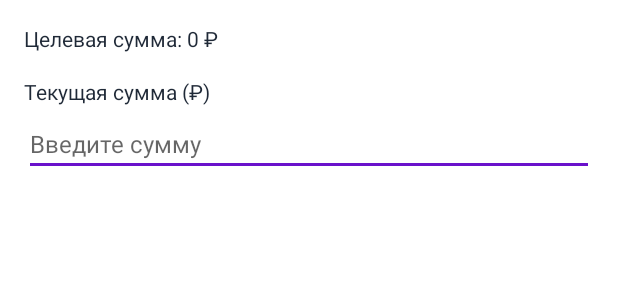
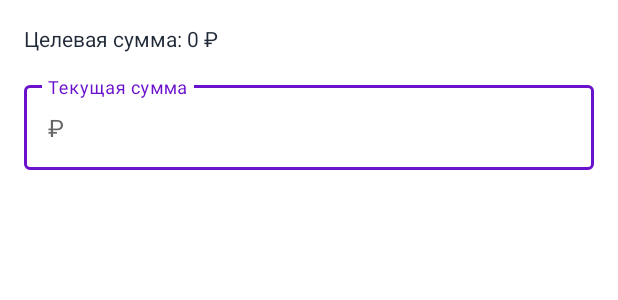
Before and after one commit to coffee1310/ExpensesAndIncomeManager, an Android app built with Jetpack Compose: the layout dialog_edit_current_amount.xml on its own in the app's theme, with its tools: preview values and no code run, on a phone screen of 412 x 824 dp. Shown: the top 300 px of the screen. Run offline under Robolectric (Android 15) with nearby library versions, the phone set to English and light mode, and no system bars.

Commit message:
Теперь не только вырвеглазный код, но и дизайн добавления цели и ее редактирования. Зато это реализовано :)

```diff
--- a/app/src/main/AndroidManifest.xml
+++ b/app/src/main/AndroidManifest.xml
@@ -20,6 +20,9 @@
             </intent-filter>
         </activity>
 
+        <activity
+            android:name=".ui.screens.savings.AddEditSavingsGoalActivity"
+            android:exported="false" />
     </application>
 
 </manifest>
--- a/app/src/main/res/layout/dialog_edit_current_amount.xml
+++ b/app/src/main/res/layout/dialog_edit_current_amount.xml
@@ -2,6 +2,7 @@
 <LinearLayout xmlns:android="http://schemas.android.com/apk/res/android"
     android:layout_width="match_parent"
     android:layout_height="wrap_content"
+    xmlns:app="http://schemas.android.com/apk/res-auto"
     android:orientation="vertical"
     android:padding="16dp">
 
@@ -14,21 +15,20 @@
         android:textSize="14sp"
         android:layout_marginBottom="16dp" />
 
-    <TextView
-        android:layout_width="wrap_content"
-        android:layout_height="wrap_content"
-        android:text="Текущая сумма (₽)"
-        android:textColor="@color/on_surface"
-        android:textSize="14sp"
-        android:layout_marginBottom="4dp" />
-
-    <EditText
-        android:id="@+id/etAmount"
+    <com.google.android.material.textfield.TextInputLayout
         android:layout_width="match_parent"
         android:layout_height="wrap_content"
-        android:hint="Введите сумму"
-        android:inputType="number"
-        android:maxLines="1"
-        android:textSize="16sp" />
+        android:hint="Текущая сумма"
+        style="@style/Widget.MaterialComponents.TextInputLayout.OutlinedBox"
+        app:prefixText="₽">
+
+        <com.google.android.material.textfield.TextInputEditText
+            android:id="@+id/etAmount"
+            android:layout_width="match_parent"
+            android:layout_height="wrap_content"
+            android:inputType="number"
+            android:textSize="16sp" />
+
+    </com.google.android.material.textfield.TextInputLayout>
 
 </LinearLayout>
--- a/app/src/main/res/values/colors.xml
+++ b/app/src/main/res/values/colors.xml
@@ -42,4 +42,10 @@
     <color name="category_cafe">#06D6A0</color>
     <color name="category_utilities">#118AB2</color>
     <color name="category_other">#9B5DE5</color>
+
+    <style name="MyTextInputLayout" parent="Widget.MaterialComponents.TextInputLayout.OutlinedBox">
+        <item name="hintTextColor">@color/on_surface_variant</item>
+        <item name="boxStrokeColor">@color/outline</item>
+        <item name="errorTextColor">@color/error</item>
+    </style>
 </resources>
```
Also changed, not shown: app/src/main/java/com/example/expensesandincomemanager/ui/screens/savings/AddEditSavingsGoalActivity.kt (+94 -48 lines).
